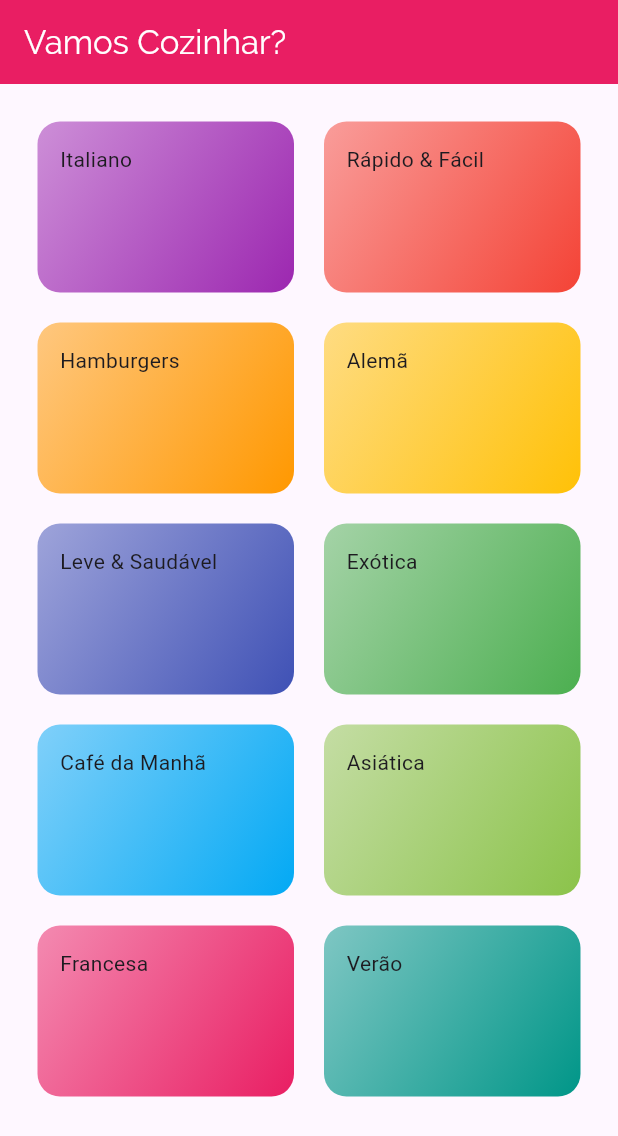
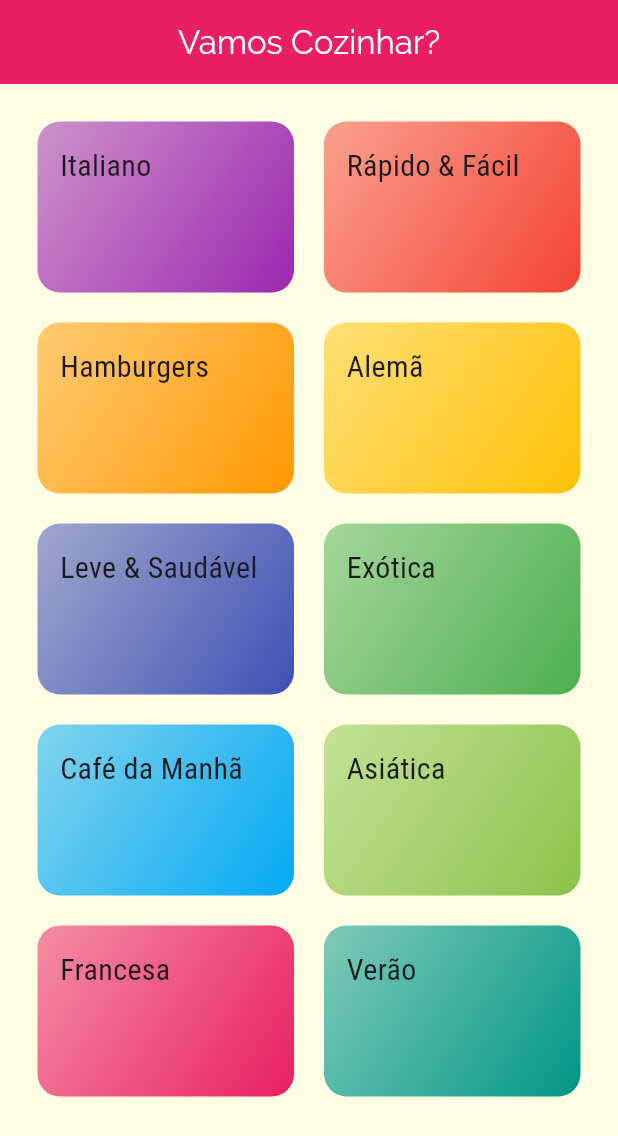
Before and after one commit to ldaugusto89/Flutter, a Flutter app: the screen it shows after launch, on a phone screen of 412 x 824 dp. Shown: the top 1136 px of the screen. Run offline on Flutter 3.47's test engine with Material 3 defaults, Android fonts, the phone set to English and light mode, and no system bars.

Commit message:
Adicionado as rotas para as novas telas do app

```diff
--- a/meals/lib/main.dart
+++ b/meals/lib/main.dart
@@ -1,5 +1,8 @@
 import 'package:flutter/material.dart';
 import 'package:meals/screens/categories_screen.dart';
+import 'package:meals/screens/meal_detail_screen.dart';
+import 'screens/categories_meals_screen.dart';
+import 'utils/app_routes.dart';
 
 void main() {
   runApp(const MyApp());
@@ -13,23 +16,32 @@ class MyApp extends StatelessWidget {
   Widget build(BuildContext context) {
     return MaterialApp(
       title: 'Vamos cozinhar?',
+      debugShowCheckedModeBanner: false,
       theme: ThemeData(
-        colorScheme: ColorScheme.fromSeed(seedColor: Colors.deepPurple, secondary: Colors.amber, primary: Colors.pink ),
+        colorScheme: ColorScheme.fromSeed(seedColor: Colors.deepPurple, secondary: Colors.amber, primary: Colors.pink,   ),
+        useMaterial3: true,
         primaryColor: Colors.pink,
+        scaffoldBackgroundColor: Color.fromRGBO(255, 254, 229, 1),
         appBarTheme: AppBarThemeData(
           backgroundColor: Colors.pink,
-          foregroundColor: Colors.white
+          foregroundColor: Colors.white,
+          centerTitle: true
         ),
         textTheme: TextTheme(
           titleLarge: TextStyle(
-            fontFamily: 'Raleway'
+            fontFamily: 'Raleway',
           ),
-          titleMedium: TextStyle(
-            fontFamily: 'Raleway'
+          bodyMedium: TextStyle(
+            fontSize: 20,
+            fontFamily: 'RobotoCondensed',
           )
         )
       ),
-      home: CategoriesScreen(),
+      routes: {
+        AppRoutes.home:(context) => CategoriesScreen(),
+        AppRoutes.categoriesMeals: (context) => CategoriesMealsScreen(),
+        AppRoutes.mealDetails:(context) => MealDetailScreen(),
+      },
     );
   }
 }
```
